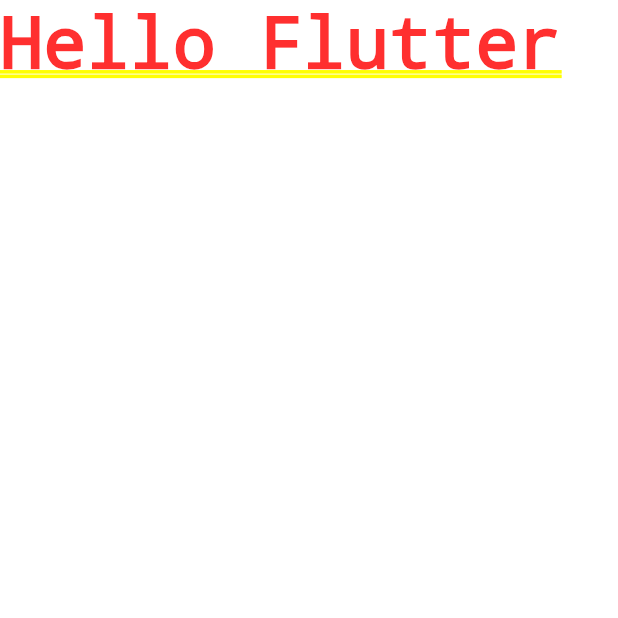
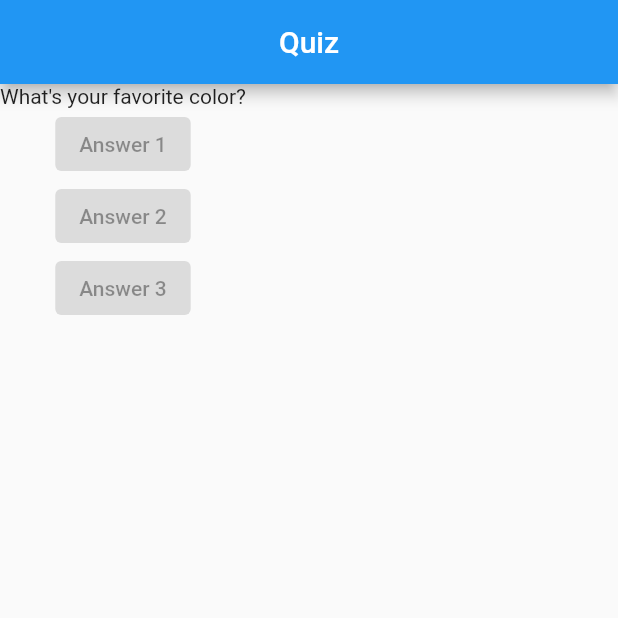
Before and after one commit to steniooliv/quiz_flutter, a Flutter app: the screen it shows after launch, on a phone screen of 412 x 824 dp, the top half of it. Run offline on Flutter 3.47's test engine with Material 2 defaults, Android fonts, the phone set to English and light mode, and no system bars.

Commit message:
create scafoold

```diff
--- a/lib/main.dart
+++ b/lib/main.dart
@@ -1,14 +1,39 @@
 import 'package:flutter/cupertino.dart';
 import 'package:flutter/material.dart';
 
-main() {
-  runApp(new PerguntaApp());
-}
+main() => runApp(PerguntaApp());
 
 class PerguntaApp extends StatelessWidget {
+  @override
   Widget build(BuildContext context) {
+    final questions = [
+      "What's your favorite color?",
+      "What's your favorite animal?",
+    ];
+
     return MaterialApp(
-      home: Text("Hello Flutter"),
+      home: Scaffold(
+        appBar: AppBar(
+          title: Center(child: Text("Quiz")),
+        ),
+        body: Column(
+          children: <Widget>[
+            Text(questions[0]),
+            ElevatedButton(
+              child: Text("Answer 1"),
+              onPressed: null,
+            ),
+            ElevatedButton(
+              child: Text("Answer 2"),
+              onPressed: null,
+            ),
+            ElevatedButton(
+              child: Text("Answer 3"),
+              onPressed: null,
+            ),
+          ],
+        ),
+      ),
     );
   }
 }
```
Also changed, not shown: 1 other file.
